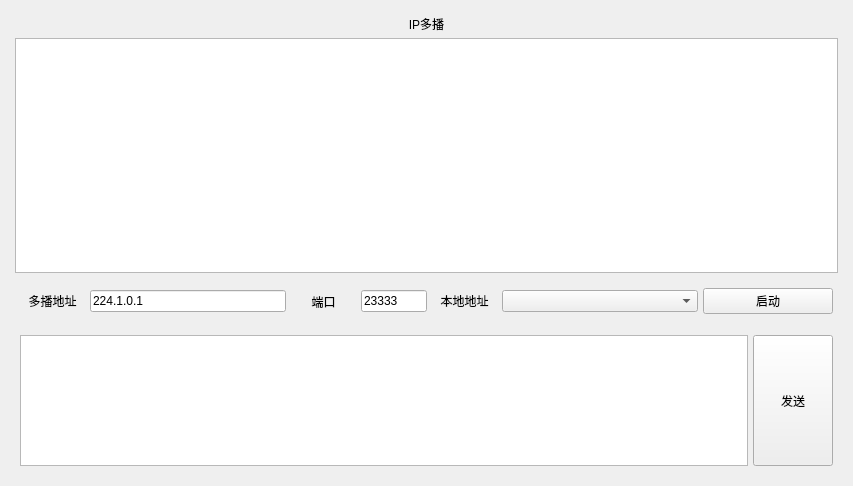
This is text5/mainwindow.ui in zooteamleader/network as Qt 5 draws it before an edit. The edited form follows.
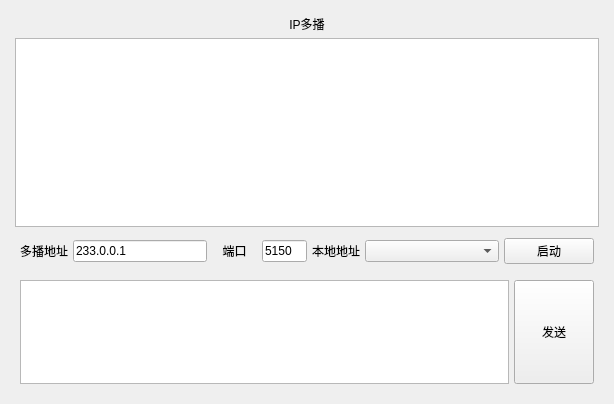
This is the edited form.

Patch:
```diff
--- a/text5/mainwindow.ui
+++ b/text5/mainwindow.ui
@@ -6,8 +6,8 @@
    <rect>
     <x>0</x>
     <y>0</y>
-    <width>853</width>
-    <height>486</height>
+    <width>614</width>
+    <height>404</height>
    </rect>
   </property>
   <property name="windowTitle">
@@ -113,7 +113,7 @@
              <item>
               <widget class="QLineEdit" name="lineEdit_exp3_remoteIP">
                <property name="text">
-                <string>224.1.0.1</string>
+                <string>233.0.0.1</string>
                </property>
               </widget>
              </item>
@@ -130,7 +130,7 @@
              <item>
               <widget class="QLineEdit" name="lineEdit_exp3_port">
                <property name="text">
-                <string>23333</string>
+                <string>5150</string>
                </property>
                <property name="maxLength">
                 <number>5</number>
```
Left out of the diff: 20 changed lines with no effect on the pictures.
